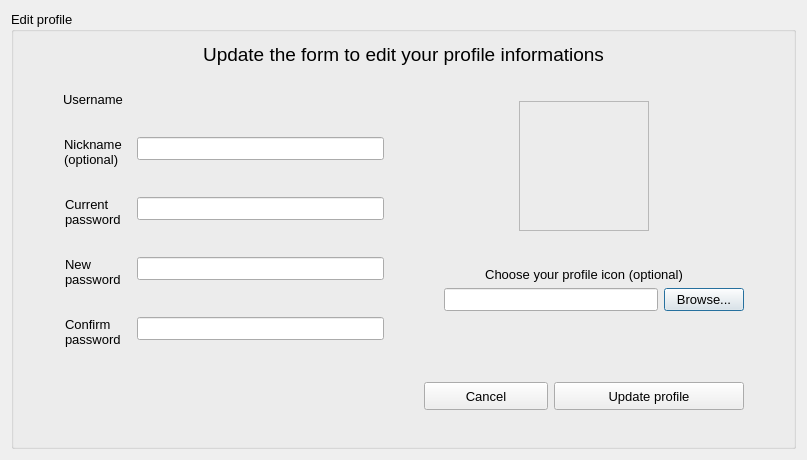
This is textedit/profileeditwindow.ui in pgallo725/livetext-pds as Qt 5 draws it before an edit. The edited form follows.
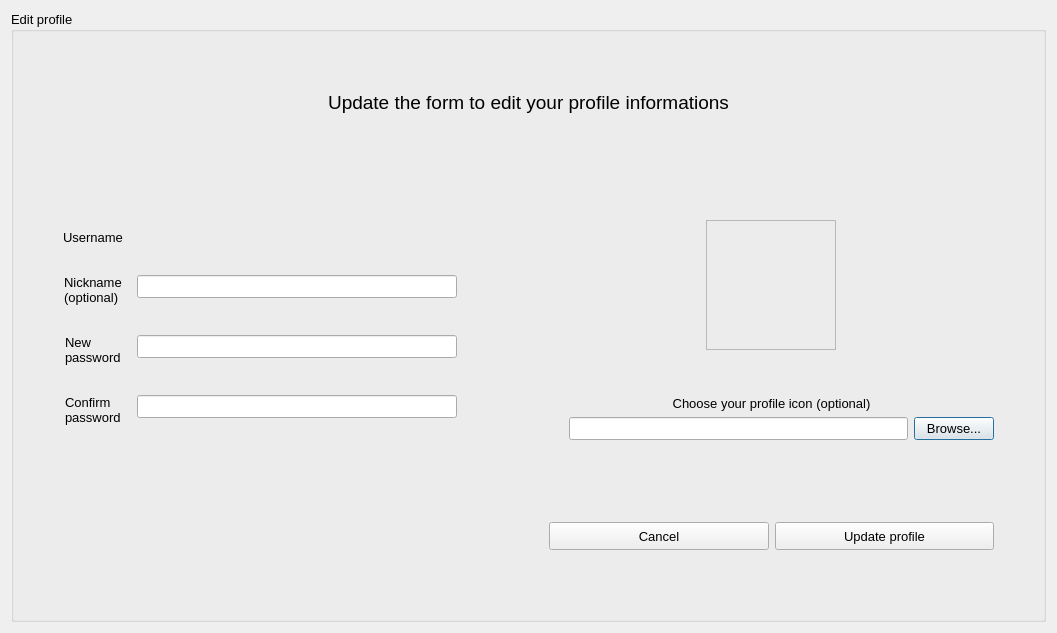
This is the edited form.

Commit message: Fixed signals edit profile

What changed in the file:
```diff
--- a/textedit/profileeditwindow.ui
+++ b/textedit/profileeditwindow.ui
@@ -6,8 +6,8 @@
    <rect>
     <x>0</x>
     <y>0</y>
-    <width>807</width>
-    <height>460</height>
+    <width>1057</width>
+    <height>633</height>
    </rect>
   </property>
   <property name="windowTitle">
@@ -62,10 +62,13 @@
         <property name="orientation">
          <enum>Qt::Vertical</enum>
         </property>
+        <property name="sizeType">
+         <enum>QSizePolicy::Preferred</enum>
+        </property>
         <property name="sizeHint" stdset="0">
          <size>
           <width>20</width>
-          <height>10</height>
+          <height>50</height>
          </size>
         </property>
        </spacer>
@@ -84,7 +87,7 @@
         <item>
          <layout class="QVBoxLayout" name="verticalLayout_10">
           <item>
-           <spacer name="verticalSpacer_2">
+           <spacer name="verticalSpacer">
             <property name="orientation">
              <enum>Qt::Vertical</enum>
             </property>
@@ -94,7 +97,7 @@
             <property name="sizeHint" stdset="0">
              <size>
               <width>20</width>
-              <height>20</height>
+              <height>60</height>
              </size>
             </property>
            </spacer>
@@ -189,33 +192,6 @@
              </widget>
             </item>
             <item row="2" column="0">
-             <widget class="QLabel" name="label_6">
-              <property name="text">
-               <string>Current
-password</string>
-              </property>
-             </widget>
-            </item>
-            <item row="2" column="1">
-             <widget class="QLineEdit" name="lineEdit_password">
-              <property name="sizePolicy">
-               <sizepolicy hsizetype="Expanding" vsizetype="Fixed">
-                <horstretch>0</horstretch>
-                <verstretch>0</verstretch>
-               </sizepolicy>
-              </property>
-              <property name="maximumSize">
-               <size>
-                <width>320</width>
-                <height>16777215</height>
-               </size>
-              </property>
-              <property name="echoMode">
-               <enum>QLineEdit::Password</enum>
-              </property>
-             </widget>
-            </item>
-            <item row="3" column="0">
              <widget class="QLabel" name="label_11">
               <property name="text">
                <string>New
@@ -223,7 +199,7 @@
               </property>
              </widget>
             </item>
-            <item row="3" column="1">
+            <item row="2" column="1">
              <widget class="QLineEdit" name="lineEdit_editPsw">
               <property name="sizePolicy">
                <sizepolicy hsizetype="Expanding" vsizetype="Fixed">
@@ -242,7 +218,7 @@
               </property>
              </widget>
             </item>
-            <item row="4" column="0">
+            <item row="3" column="0">
              <widget class="QLabel" name="label_4">
               <property name="text">
                <string>Confirm
@@ -250,7 +226,7 @@
               </property>
              </widget>
             </item>
-            <item row="4" column="1">
+            <item row="3" column="1">
              <widget class="QLineEdit" name="lineEdit_editPswConf">
               <property name="maximumSize">
                <size>
@@ -271,7 +247,7 @@
              <enum>Qt::Vertical</enum>
             </property>
             <property name="sizeType">
-             <enum>QSizePolicy::Preferred</enum>
+             <enum>QSizePolicy::Expanding</enum>
             </property>
             <property name="sizeHint" stdset="0">
              <size>
@@ -292,14 +268,17 @@
            <number>0</number>
           </property>
           <item>
-           <spacer name="verticalSpacer">
+           <spacer name="verticalSpacer_2">
             <property name="orientation">
              <enum>Qt::Vertical</enum>
             </property>
+            <property name="sizeType">
+             <enum>QSizePolicy::Preferred</enum>
+            </property>
             <property name="sizeHint" stdset="0">
              <size>
               <width>20</width>
-              <height>40</height>
+              <height>50</height>
              </size>
             </property>
            </spacer>
```
The commit also changes 14 other files.
